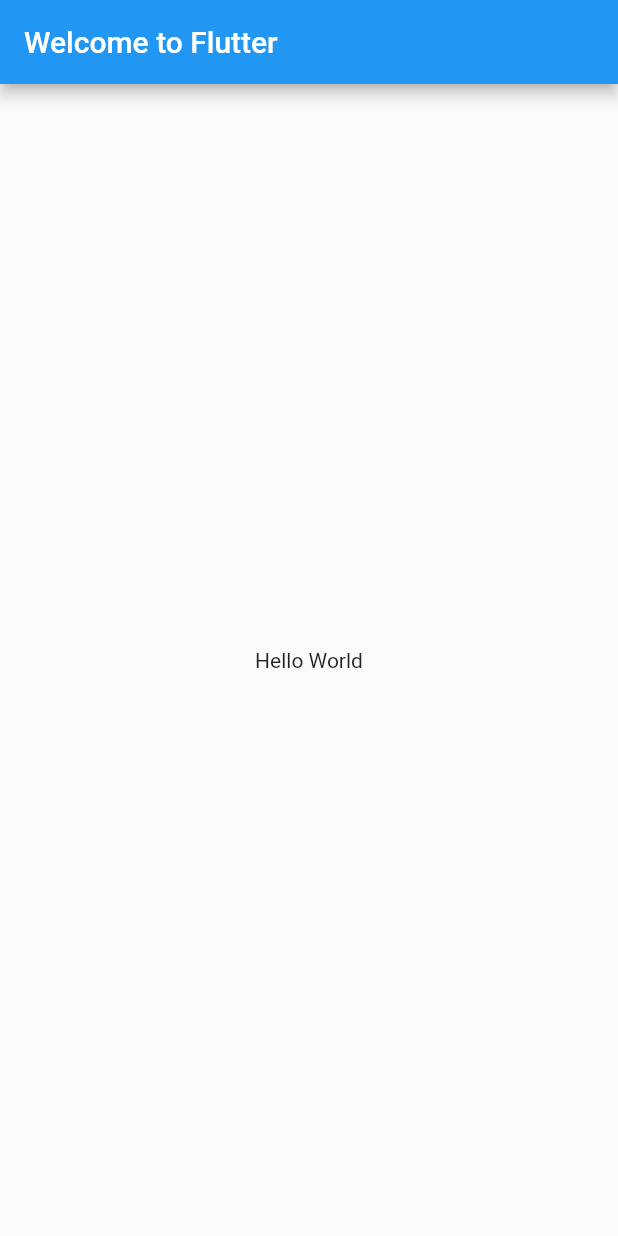
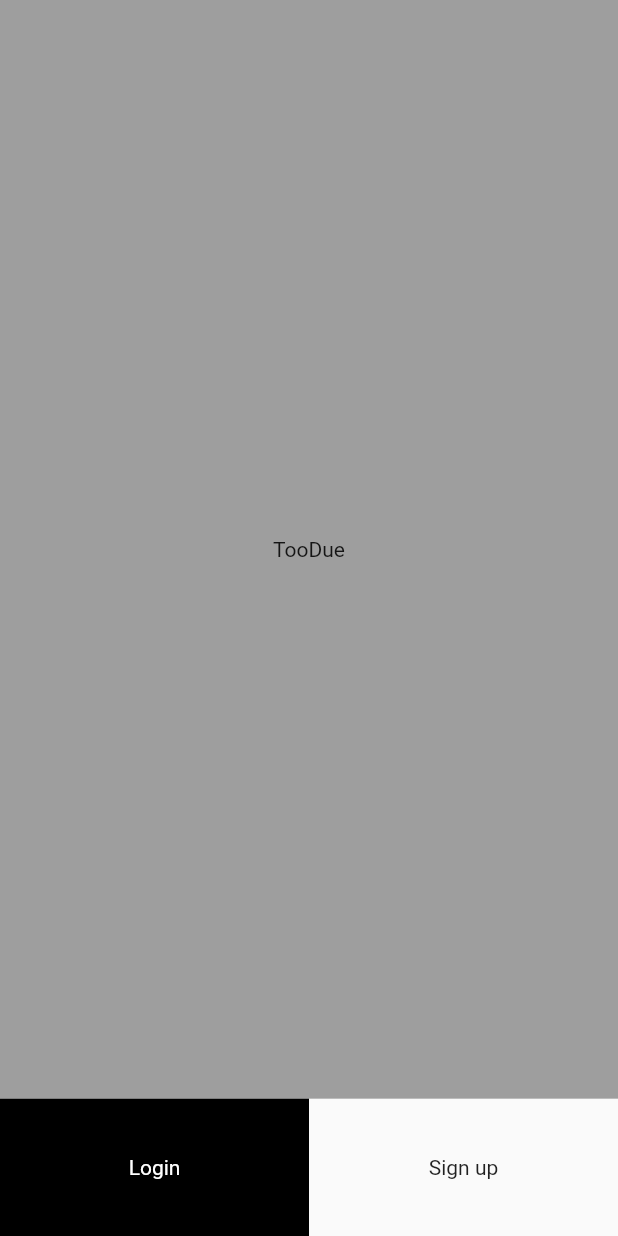
Before and after one commit to toodue/toodue-mobile, a Flutter app: the screen it shows after launch, on a phone screen of 412 x 824 dp. Run offline on Flutter 3.47's test engine with Material 2 defaults, Android fonts, the phone set to English and light mode, and no system bars.

Commit message:
Add initial app screen

```diff
--- a/lib/main.dart
+++ b/lib/main.dart
@@ -6,15 +6,35 @@ class MyApp extends StatelessWidget {
   @override
   Widget build(BuildContext context) {
     return MaterialApp(
-      title: 'Welcome to Flutter',
       home: Scaffold(
-        appBar: AppBar(
-          title: Text('Welcome to Flutter'),
-        ),
-        body: Center(
-          child: Text('Hello World'),
-        ),
-      ),
+          body: Column(children: [
+        Expanded(
+            flex: 8,
+            child: Container(
+                color: Colors.grey,
+                child: Center(
+                  child: Text('TooDue'),
+                ))),
+        Expanded(
+            flex: 1,
+            child: Row(
+                mainAxisAlignment: MainAxisAlignment.spaceEvenly,
+                crossAxisAlignment: CrossAxisAlignment.stretch,
+                children: [
+                  Expanded(
+                    child: Container(
+                        color: Colors.black,
+                        child: Center(
+                            child: Text(
+                          'Login',
+                          style: TextStyle(color: Colors.white),
+                        ))),
+                  ),
+                  Expanded(
+                      child: Container(
+                          child: Center(child: Text('Sign up'))))
+                ]))
+      ])),
     );
   }
 }
```
Also changed, not shown: 1 other file.
